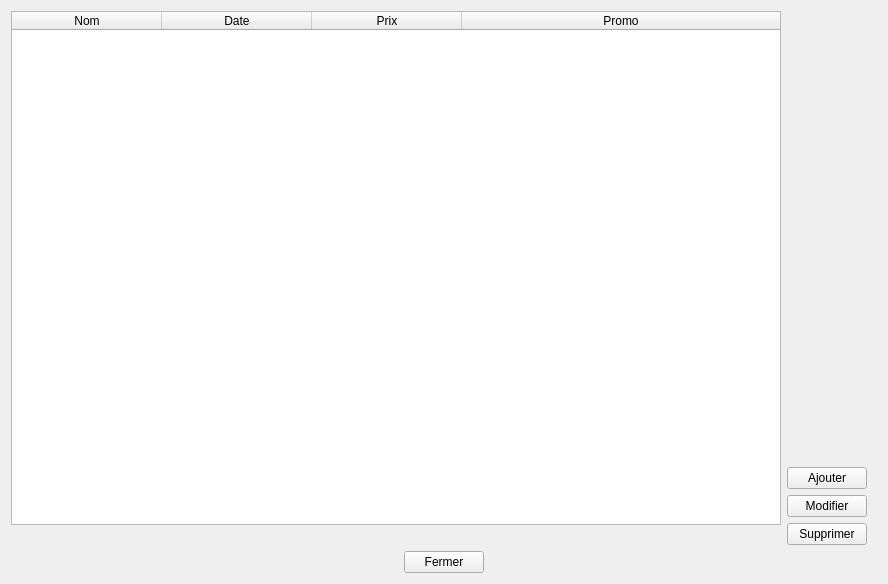
The window that gui/Gest_Rep.ui (BennyBellier/Theatre-CEDB-Project) describes before a commit, drawn with Qt 5.
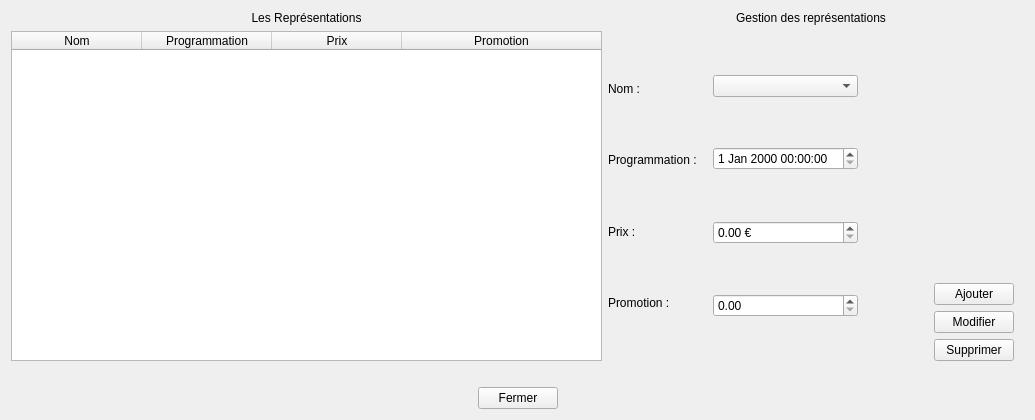
The same window after the commit.

Commit message: Modification de la gestion des représeantation ATTENTION Des bugs sont présent sur la modification de la date et de l'heure

Diff of the .ui file:
```diff
--- a/gui/Gest_Rep.ui
+++ b/gui/Gest_Rep.ui
@@ -6,8 +6,8 @@
    <rect>
     <x>0</x>
     <y>0</y>
-    <width>888</width>
-    <height>584</height>
+    <width>1035</width>
+    <height>420</height>
    </rect>
   </property>
   <property name="windowTitle">
@@ -21,13 +21,23 @@
        <property name="rightMargin">
         <number>0</number>
        </property>
+       <item>
+        <widget class="QLabel" name="label">
+         <property name="text">
+          <string>Les Représentations</string>
+         </property>
+         <property name="alignment">
+          <set>Qt::AlignCenter</set>
+         </property>
+        </widget>
+       </item>
        <item>
         <widget class="QTableWidget" name="tableGestRep">
          <property name="sortingEnabled">
           <bool>true</bool>
          </property>
          <attribute name="horizontalHeaderDefaultSectionSize">
-          <number>150</number>
+          <number>130</number>
          </attribute>
          <attribute name="horizontalHeaderStretchLastSection">
           <bool>true</bool>
@@ -39,7 +49,7 @@
          </column>
          <column>
           <property name="text">
-           <string>Date</string>
+           <string>Programmation</string>
           </property>
          </column>
          <column>
@@ -49,7 +59,7 @@
          </column>
          <column>
           <property name="text">
-           <string>Promo</string>
+           <string>Promotion</string>
           </property>
          </column>
         </widget>
@@ -72,36 +82,318 @@
         <number>10</number>
        </property>
        <item>
-        <spacer name="verticalSpacer">
-         <property name="orientation">
-          <enum>Qt::Vertical</enum>
+        <widget class="QLabel" name="label_7">
+         <property name="contextMenuPolicy">
+          <enum>Qt::DefaultContextMenu</enum>
          </property>
-         <property name="sizeHint" stdset="0">
-          <size>
-           <width>20</width>
-           <height>40</height>
-          </size>
-         </property>
-        </spacer>
-       </item>
-       <item>
-        <widget class="QPushButton" name="Add_button">
          <property name="text">
-          <string>Ajouter</string>
+          <string>Gestion des représentations</string>
          </property>
+         <property name="alignment">
+          <set>Qt::AlignCenter</set>
+         </property>
         </widget>
        </item>
        <item>
-        <widget class="QPushButton" name="Modif_button">
-         <property name="text">
-          <string>Modifier</string>
+        <layout class="QHBoxLayout" name="horizontalLayout_3">
+         <property name="topMargin">
+          <number>0</number>
          </property>
-        </widget>
+         <item>
+          <layout class="QVBoxLayout" name="verticalLayout_5">
+           <property name="rightMargin">
+            <number>10</number>
+           </property>
+           <item>
+            <spacer name="verticalSpacer_11">
+             <property name="orientation">
+              <enum>Qt::Vertical</enum>
+             </property>
+             <property name="sizeHint" stdset="0">
+              <size>
+               <width>20</width>
+               <height>40</height>
+              </size>
+             </property>
+            </spacer>
+           </item>
+           <item>
+            <layout class="QHBoxLayout" name="horizontalLayout_4">
+             <property name="topMargin">
+              <number>0</number>
+             </property>
+             <property name="rightMargin">
+              <number>0</number>
+             </property>
+             <item>
+              <widget class="QLabel" name="label_3">
+               <property name="text">
+                <string>Nom :</string>
+               </property>
+              </widget>
+             </item>
+            </layout>
+           </item>
+           <item>
+            <spacer name="verticalSpacer_7">
+             <property name="orientation">
+              <enum>Qt::Vertical</enum>
+             </property>
+             <property name="sizeHint" stdset="0">
+              <size>
+               <width>20</width>
+               <height>40</height>
+              </size>
+             </property>
+            </spacer>
+           </item>
+           <item>
+            <layout class="QHBoxLayout" name="horizontalLayout_5">
+             <item>
+              <widget class="QLabel" name="label_4">
+               <property name="text">
+                <string>Programmation :</string>
+               </property>
+              </widget>
+             </item>
+            </layout>
+           </item>
+           <item>
+            <spacer name="verticalSpacer_8">
+             <property name="orientation">
+              <enum>Qt::Vertical</enum>
+             </property>
+             <property name="sizeHint" stdset="0">
+              <size>
+               <width>20</width>
+               <height>40</height>
+              </size>
+             </property>
+            </spacer>
+           </item>
+           <item>
+            <layout class="QHBoxLayout" name="horizontalLayout_6">
+             <item>
+              <widget class="QLabel" name="label_5">
+               <property name="text">
+                <string>Prix :</string>
+               </property>
+               <property name="textFormat">
+                <enum>Qt::AutoText</enum>
+               </property>
+               <property name="scaledContents">
+                <bool>false</bool>
+               </property>
+              </widget>
+             </item>
+            </layout>
+           </item>
+           <item>
+            <spacer name="verticalSpacer_9">
+             <property name="orientation">
+              <enum>Qt::Vertical</enum>
+             </property>
+             <property name="sizeHint" stdset="0">
+              <size>
+               <width>20</width>
+               <height>40</height>
+              </size>
+             </property>
+            </spacer>
+           </item>
+           <item>
+            <layout class="QHBoxLayout" name="horizontalLayout_7">
+             <item>
+              <widget class="QLabel" name="label_6">
+               <property name="text">
+                <string>Promotion :</string>
+               </property>
+              </widget>
+             </item>
+            </layout>
+           </item>
+           <item>
+            <spacer name="verticalSpacer_10">
+             <property name="orientation">
+              <enum>Qt::Vertical</enum>
+             </property>
+             <property name="sizeHint" stdset="0">
+              <size>
+               <width>20</width>
+               <height>40</height>
+              </size>
+             </property>
+            </spacer>
+           </item>
+          </layout>
+         </item>
+         <item>
+          <layout class="QHBoxLayout" name="horizontalLayout_8">
+           <property name="rightMargin">
+            <number>10</number>
+           </property>
+           <item>
+            <layout class="QVBoxLayout" name="verticalLayout_7">
+             <property name="rightMargin">
+              <number>10</number>
+             </property>
+             <item>
+              <spacer name="verticalSpacer_2">
+               <property name="orientation">
+                <enum>Qt::Vertical</enum>
+               </property>
+               <property name="sizeHint" stdset="0">
+                <size>
+                 <width>20</width>
+                 <height>40</height>
+                </size>
+               </property>
+              </spacer>
+             </item>
+             <item>
+              <widget class="QComboBox" name="CurrentName"/>
+             </item>
+             <item>
+              <spacer name="verticalSpacer_3">
+               <property name="orientation">
+                <enum>Qt::Vertical</enum>
+               </property>
+               <property name="sizeHint" stdset="0">
+                <size>
+                 <width>20</width>
+                 <height>40</height>
+                </size>
+               </property>
+              </spacer>
+             </item>
+             <item>
+              <widget class="QDateTimeEdit" name="CurrentTimeEdit"/>
+             </item>
+             <item>
+              <spacer name="verticalSpacer_4">
+               <property name="orientation">
+                <enum>Qt::Vertical</enum>
+               </property>
+               <property name="sizeHint" stdset="0">
+                <size>
+                 <width>20</width>
+                 <height>40</height>
+                </size>
+               </property>
+              </spacer>
+             </item>
+             <item>
+              <widget class="QDoubleSpinBox" name="CurrentPrice">
+               <property name="prefix">
+                <string/>
+               </property>
+               <property name="suffix">
+                <string> €</string>
+               </property>
+               <property name="maximum">
+                <double>10000.000000000000000</double>
+               </property>
+              </widget>
+             </item>
+             <item>
+              <spacer name="verticalSpacer_5">
+               <property name="orientation">
+                <enum>Qt::Vertical</enum>
+               </property>
+               <property name="sizeHint" stdset="0">
+                <size>
+                 <width>20</width>
+                 <height>40</height>
+                </size>
+               </property>
+              </spacer>
+             </item>
+             <item>
+              <widget class="QDoubleSpinBox" name="CurrentPromotion"/>
+             </item>
+             <item>
+              <spacer name="verticalSpacer_6">
+               <property name="orientation">
+                <enum>Qt::Vertical</enum>
+               </property>
+               <property name="sizeHint" stdset="0">
+                <size>
+                 <width>20</width>
+                 <height>40</height>
+                </size>
+               </property>
+              </spacer>
+             </item>
+            </layout>
+           </item>
+          </layout>
+         </item>
+         <item>
+          <spacer name="horizontalSpacer_4">
+           <property name="orientation">
+            <enum>Qt::Horizontal</enum>
+           </property>
+           <property name="sizeType">
+            <enum>QSizePolicy::Maximum</enum>
+           </property>
+           <property name="sizeHint" stdset="0">
+            <size>
+             <width>50</width>
+             <height>20</height>
+            </size>
+           </property>
+          </spacer>
+         </item>
+         <item>
+          <layout class="QVBoxLayout" name="verticalLayout_4">
+           <property name="topMargin">
+            <number>10</number>
+           </property>
+           <item>
+            <spacer name="verticalSpacer">
+             <property name="orientation">
+              <enum>Qt::Vertical</enum>
+             </property>
+             <property name="sizeHint" stdset="0">
+              <size>
+               <width>20</width>
+               <height>40</height>
+              </size>
+             </property>
+            </spacer>
+           </item>
+           <item>
+            <widget class="QPushButton" name="Add_button">
+             <property name="text">
+              <string>Ajouter</string>
+             </property>
+            </widget>
+           </item>
+           <item>
+            <widget class="QPushButton" name="Modif_button">
+             <property name="text">
+              <string>Modifier</string>
+             </property>
+            </widget>
+           </item>
+           <item>
+            <widget class="QPushButton" name="Delete_button">
+             <property name="text">
+              <string>Supprimer</string>
+             </property>
+            </widget>
+           </item>
+          </layout>
+         </item>
+        </layout>
        </item>
        <item>
-        <widget class="QPushButton" name="Delete_button">
+        <widget class="QLabel" name="label_2">
          <property name="text">
-          <string>Supprimer</string>
+          <string/>
+         </property>
+         <property name="alignment">
+          <set>Qt::AlignCenter</set>
          </property>
         </widget>
        </item>
```
Left out of the diff: 57 changed lines with no effect on the pictures. The commit also changes 5 other files.
